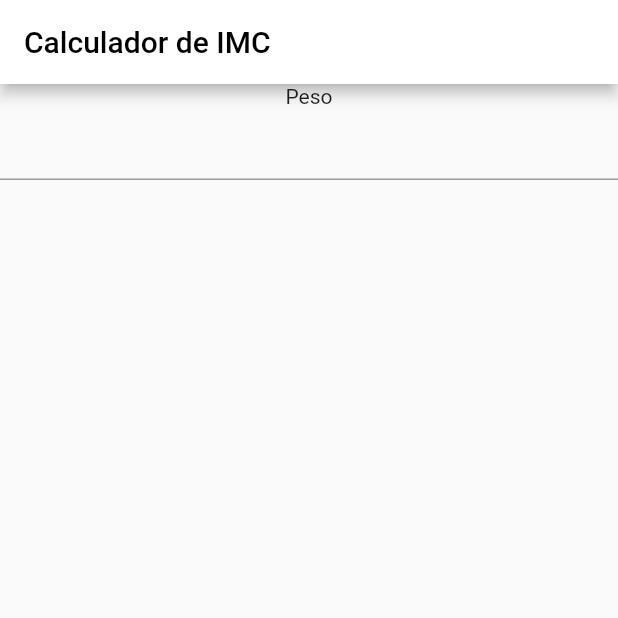
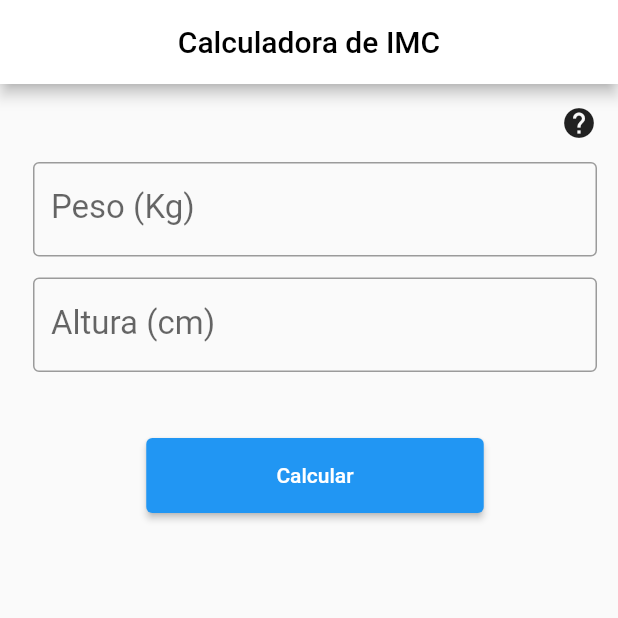
Before and after one commit to marcoswitcel/imc_mobile_app, a Flutter app: the screen it shows after launch, on a phone screen of 412 x 824 dp, the top half of it. Run offline on Flutter 3.47's test engine with Material 2 defaults, Android fonts, the phone set to English and light mode, and no system bars; our stand-ins replace flutter_masked_text2.

Commit message:
básico implementado

```diff
--- /dev/null
+++ b/lib/blocs/imc.bloc.dart
@@ -0,0 +1,32 @@
+import 'package:flutter_masked_text2/flutter_masked_text2.dart';
+
+class ImcBloc {
+  final MaskedTextController pesoController = MaskedTextController(mask: '000');
+  final MaskedTextController alturaController =
+      MaskedTextController(mask: '000');
+  String resultado = '';
+
+  calcula() {
+    double? peso = double.tryParse(pesoController.text);
+    double? altura = double.tryParse(alturaController.text);
+
+    if (peso == null || altura == null) {
+      resultado = 'Preencha todos os dados para calcular seu IMC';
+    } else {
+      double imc = peso / (altura * altura);
+      String imcFormatado = imc.toStringAsPrecision(2);
+
+      if (imc > 40) {
+        resultado = 'Obesidade grau III (imc: $imcFormatado)';
+      } else if (imc > 34.9) {
+        resultado = 'Obesidade grau II (imc: $imcFormatado)';
+      } else if (imc > 24.9) {
+        resultado = 'Obesidade grau I (imc: $imcFormatado)';
+      } else if (imc > 18.6) {
+        resultado = 'Peso ideal (imc: $imcFormatado)';
+      } else {
+        resultado = 'Abaixo do peso (imc: $imcFormatado)';
+      }
+    }
+  }
+}
--- a/lib/constants.dart
+++ b/lib/constants.dart
@@ -1,3 +1,3 @@
 class Constants {
-  static const String title = 'Calculador de IMC';
+  static const String title = 'Calculadora de IMC';
 }
--- a/lib/main.dart
+++ b/lib/main.dart
@@ -1,6 +1,6 @@
 import 'package:flutter/material.dart';
 import 'package:imc_mobile_app/constants.dart';
-import 'package:imc_mobile_app/screens/home_screen.dart';
+import 'package:imc_mobile_app/ui/screens/home_screen.dart';
 
 void main() {
   runApp(const App());
--- a/lib/screens/home_screen.dart
+++ /dev/null
@@ -1,48 +0,0 @@
-// ignore_for_file: deprecated_member_use
-
-import 'package:flutter/material.dart';
-
-class HomeScreen extends StatefulWidget {
-  const HomeScreen({Key? key, required this.title}) : super(key: key);
-
-  final String title;
-
-  @override
-  State<HomeScreen> createState() => _HomeScreenState();
-}
-
-class _HomeScreenState extends State<HomeScreen> {
-  @override
-  Widget build(BuildContext context) {
-    return Scaffold(
-      appBar: AppBar(
-        title: Text(
-          widget.title,
-          style: const TextStyle(color: Colors.black),
-        ),
-        backgroundColor: Colors.white,
-      ),
-      body: Column(
-        children: <Widget>[
-          const Text("Peso"),
-          TextField(
-            onSubmitted: _onChange,
-          ),
-        ],
-      ),
-    );
-  }
-
-  void _onChange(String texto) {
-    showDialog(
-      context: context,
-      builder: (BuildContext context) {
-        return AlertDialog(
-          title: const Text("Você inseriu"),
-          content: Text(texto),
-          actions: const [],
-        );
-      },
-    );
-  }
-}
--- /dev/null
+++ b/lib/ui/screens/home_screen.dart
@@ -0,0 +1,69 @@
+import 'package:flutter/material.dart';
+import 'package:imc_mobile_app/blocs/imc.bloc.dart';
+import 'package:imc_mobile_app/ui/widgets/text_input.widget.dart';
+
+class HomeScreen extends StatefulWidget {
+  const HomeScreen({Key? key, required this.title}) : super(key: key);
+
+  final String title;
+
+  @override
+  State<HomeScreen> createState() => _HomeScreenState();
+}
+
+class _HomeScreenState extends State<HomeScreen> {
+  final ImcBloc bloc = ImcBloc();
+
+  @override
+  Widget build(BuildContext context) {
+    return Scaffold(
+      appBar: _appHeader(),
+      body: _appBody(),
+    );
+  }
+
+  AppBar _appHeader() {
+    return AppBar(
+      title: Center(
+        child: Text(
+          widget.title,
+          style: const TextStyle(color: Colors.black),
+        ),
+      ),
+      backgroundColor: Colors.white,
+    );
+  }
+
+  Padding _appBody() {
+    return Padding(
+      padding: const EdgeInsets.fromLTRB(22.0, 14.0, 14.0, 14.0),
+      child: Column(
+        children: <Widget>[
+          Container(
+            alignment: Alignment.centerRight,
+            child: const Icon(Icons.help),
+          ),
+          const SizedBox(height: 14),
+          TextInput('Peso (Kg)', bloc.pesoController),
+          const SizedBox(height: 14),
+          TextInput('Altura (cm)', bloc.alturaController),
+          const SizedBox(height: 14),
+          Text(bloc.resultado),
+          const SizedBox(height: 14),
+          SizedBox(
+            width: 225,
+            height: 50,
+            child: ElevatedButton(
+              onPressed: () {
+                setState(() {
+                  bloc.calcula();
+                });
+              },
+              child: const Text('Calcular'),
+            ),
+          )
+        ],
+      ),
+    );
+  }
+}
--- /dev/null
+++ b/lib/ui/widgets/text_input.widget.dart
@@ -0,0 +1,25 @@
+import 'package:flutter/material.dart';
+
+class TextInput extends StatelessWidget {
+  const TextInput(this.label, this.controller, {Key? key}) : super(key: key);
+
+  final TextEditingController controller;
+  final String label;
+
+  @override
+  Widget build(BuildContext context) {
+    return TextField(
+      controller: controller,
+      keyboardType: TextInputType.number,
+      style: const TextStyle(
+        fontSize: 20,
+      ),
+      decoration: InputDecoration(
+          labelText: label,
+          border: const OutlineInputBorder(),
+          labelStyle: const TextStyle(
+            fontSize: 22,
+          )),
+    );
+  }
+}
--- a/pubspec.yaml
+++ b/pubspec.yaml
@@ -34,6 +34,7 @@ dependencies:
   # The following adds the Cupertino Icons font to your application.
   # Use with the CupertinoIcons class for iOS style icons.
   cupertino_icons: ^1.0.2
+  flutter_masked_text2: ^0.9.1
 
 dev_dependencies:
   flutter_test:
```
Also changed, not shown: lib/main-bkp.dart (deleted, +0 -81 lines), pubspec.lock, 1 other file.
